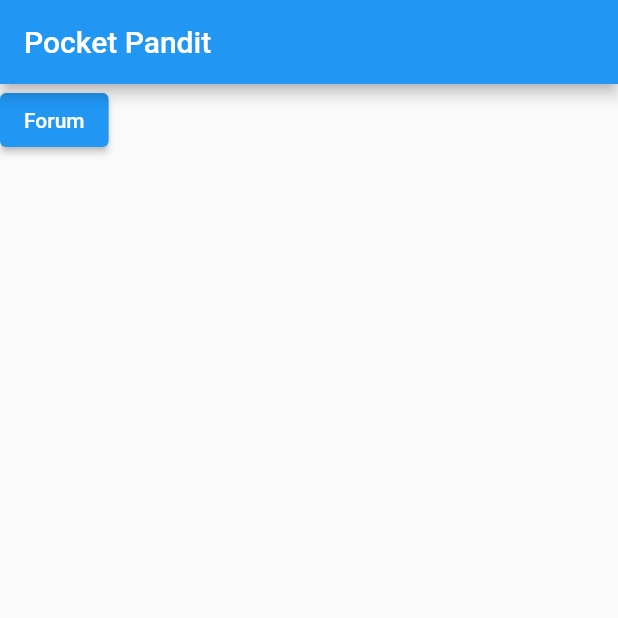
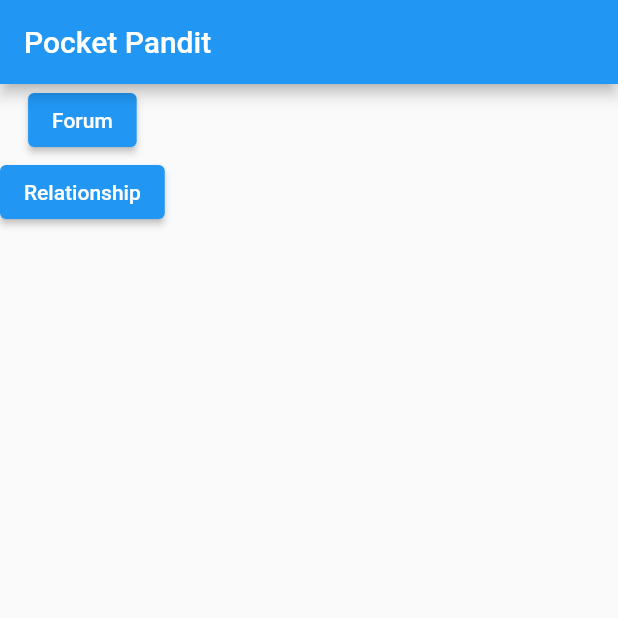
Before and after one commit to RabinPhaiju/flutter_objectbox, a Flutter app: the screen it shows after launch, on a phone screen of 412 x 824 dp, the top half of it. Run offline on Flutter 3.47's test engine with Material 2 defaults, Android fonts, the phone set to English and light mode, and no system bars; our stand-ins replace objectbox; generated files the repository leaves out were written again.

Commit message:
added toOne relation

```diff
--- a/lib/models/ForumPost.dart
+++ b/lib/models/ForumPost.dart
@@ -1,4 +1,6 @@
+import 'package:flutter_objectbox/models/Relationship.dart';
 import 'package:objectbox/objectbox.dart';
+
 
 import 'PostReply.dart';
 
@@ -10,6 +12,8 @@
   String title;
   bool draft;
 
+  final relationship = ToOne<Relationship>();
+
   @Backlink()
   final replies = ToMany<PostReply>();
 
--- /dev/null
+++ b/lib/models/Relationship.dart
@@ -0,0 +1,17 @@
+import 'package:objectbox/objectbox.dart';
+
+@Entity()
+class Relationship {
+    @Id()
+  int? internalId = 0;
+  @Unique(onConflict: ConflictStrategy.replace)
+  @Index()
+  int? id;
+
+
+
+  String title;
+
+  Relationship(this.title,this.id);
+
+}
--- a/lib/objectbox.dart
+++ b/lib/objectbox.dart
@@ -1,8 +1,9 @@
 import 'dart:async';
 
-import 'package:flutter/cupertino.dart';
+import 'package:flutter/material.dart';
 import 'models/ForumPost.dart';
 import 'models/PostReply.dart';
+import 'models/Relationship.dart';
 import 'objectbox.g.dart';
 
 class ObjectBox{
@@ -10,10 +11,12 @@
 
   late final Box<ForumPost> forumPostBox;
   late final Box<PostReply> postReplyBox;
+  late final Box<Relationship> relationshipBox;
 
   ObjectBox._create(this.store){
     forumPostBox = Box<ForumPost>(store);
     postReplyBox = Box<PostReply>(store);
+    relationshipBox = Box<Relationship>(store);
 
     // test
     if(forumPostBox.isEmpty()){
@@ -22,8 +25,15 @@
   }
 
   void _putDemoPostReply() {
+    Relationship rel1 = Relationship('rel1',1);
+    Relationship rel2 = Relationship('rel2',2);
+    Relationship rel3 = Relationship('rel3',3);
+    Relationship rel4 = Relationship('rel4',4);
+
     ForumPost post1 = ForumPost('Post1');
+    post1.relationship.target = rel1;
     ForumPost post2 = ForumPost('Post12');
+    post2.relationship.target = rel2;
 
     PostReply reply1 = PostReply('reply1 of post 1');
     post1.replies.add(reply1);
@@ -39,6 +49,7 @@
 
     // putting reply will also put if new post cause they have relation.
     forumPostBox.putMany([post1,post2]);
+    relationshipBox.putMany([rel3,rel4]);
   }
 
   static Future<ObjectBox> create() async{
@@ -54,14 +65,23 @@
     debugPrint('Add reply ${newReply.content} of post ${newReply.post.target?.title}');
   }
 
-  int addPost(String newPost){
+  int addPost(String newPost,String rel,String reply1){
+    Relationship _rel = Relationship(rel,5);
+    PostReply _reply1 = PostReply(reply1);
     ForumPost postTOAdd = ForumPost(newPost);
+    postTOAdd.relationship.target = _rel;
+    postTOAdd.replies.add(_reply1);
+
     int newPostId = forumPostBox.put(postTOAdd);
     return newPostId;
   }
 
   Stream<List<ForumPost>> getForumPosts(){
     final builder = forumPostBox.query()..order(ForumPost_.id,flags: Order.descending);
+    return builder.watch(triggerImmediately: true).map((query) => query.find());
+  }
+  Stream<List<Relationship>> getRelations(){
+    final builder = relationshipBox.query()..order(Relationship_.id,flags: Order.descending);
     return builder.watch(triggerImmediately: true).map((query) => query.find());
   }
 
--- a/lib/screens/forum/post_list.dart
+++ b/lib/screens/forum/post_list.dart
@@ -13,7 +13,9 @@
 class _PostListState extends State<PostList> {
 
   PostListCard Function(BuildContext,int) _itemBuilder(List<ForumPost> posts){
-    return (BuildContext context,int index) => PostListCard(post : posts[index]);
+    return (BuildContext context,int index){
+      return PostListCard(post : posts[index]);
+    };
   }
 
   @override
--- a/lib/screens/forum/post_list_card.dart
+++ b/lib/screens/forum/post_list_card.dart
@@ -17,7 +17,7 @@
   @override
   Widget build(BuildContext context) {
     return Container(
-        height: 90,
+        height: 140,
         margin: const EdgeInsets.all(5.0),
         decoration: BoxDecoration(
           color: const Color.fromARGB(255, 243, 243, 243),
@@ -40,6 +40,10 @@
                     widget.post?.replies == null ?
                     Text(widget.post?.replies[0].replies.length.toString() as String):const Text('--'),
                     Text(widget.post?.replies.length.toString() as String),
+                    Text(widget.post?.replies.length.toString() as String),
+                  Text(widget.post.relationship.target != null ? widget.post.relationship.target!.title : ''),
+                  Text('id${widget.post.relationship.target != null ? widget.post.relationship.target!.id.toString() : ''}'),
+                  Text('internal_id${widget.post.relationship.target != null ? widget.post.relationship.target!.internalId.toString() : ''}'),
                   ],
                 )
             ),
--- a/lib/screens/forum/post_page.dart
+++ b/lib/screens/forum/post_page.dart
@@ -13,8 +13,8 @@
 }
 
 class _PostPageState extends State<PostPage> {
-  void addPost(String title){
-    objectBox.addPost(title);
+  void addPost(String title,String reply,String rel){
+    objectBox.addPost(title,rel,reply);
     // setState(() {});
   }
 
--- a/lib/screens/home_page.dart
+++ b/lib/screens/home_page.dart
@@ -1,4 +1,5 @@
 import 'package:flutter/material.dart';
+import 'package:flutter_objectbox/screens/forum/relation_list.dart';
 
 import 'forum/post_page.dart';
 
@@ -22,7 +23,12 @@
               onPressed: (){
                 Navigator.push(context,MaterialPageRoute(builder:(context) => const PostPage()));
                 },
-              child: const Text('Forum'))
+              child: const Text('Forum')),
+          ElevatedButton(
+              onPressed: (){
+                Navigator.push(context,MaterialPageRoute(builder:(context) => const RelationList()));
+                },
+              child: const Text('Relationship'))
         ],
       ),
     );
```
Also changed, not shown: lib/objectbox-model.json (+56 -27 lines), lib/screens/forum/add_post.dart (+13 -1 lines), lib/screens/forum/relation_list.dart (added, +46 -0 lines), lib/objectbox.g.dart.
